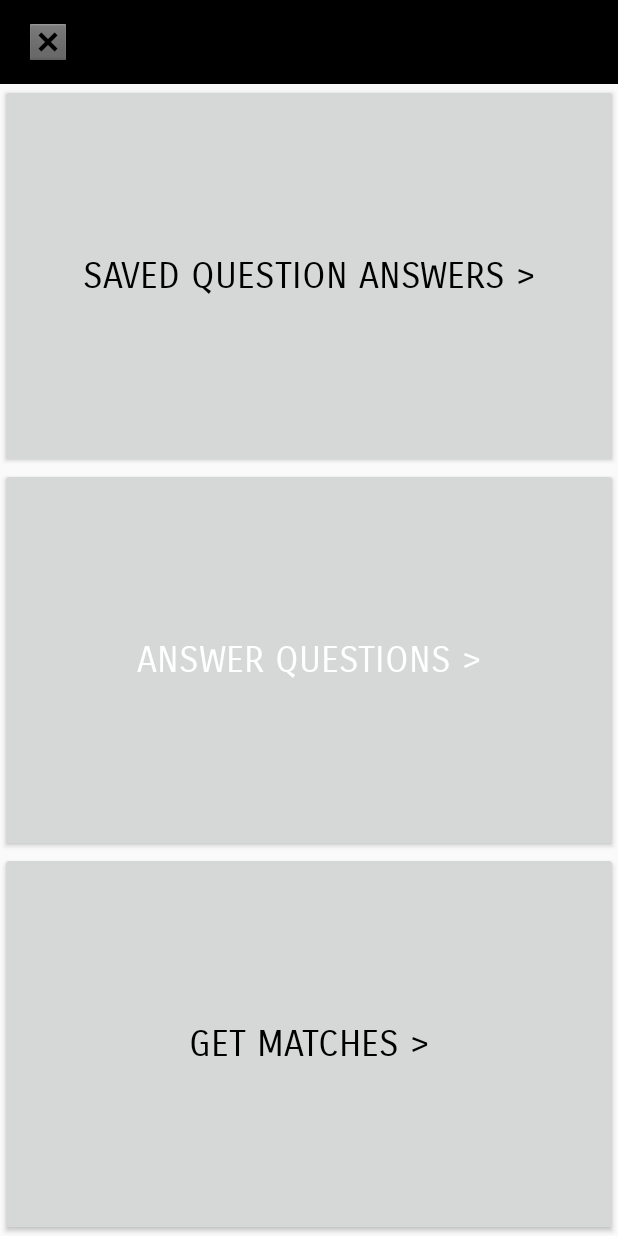
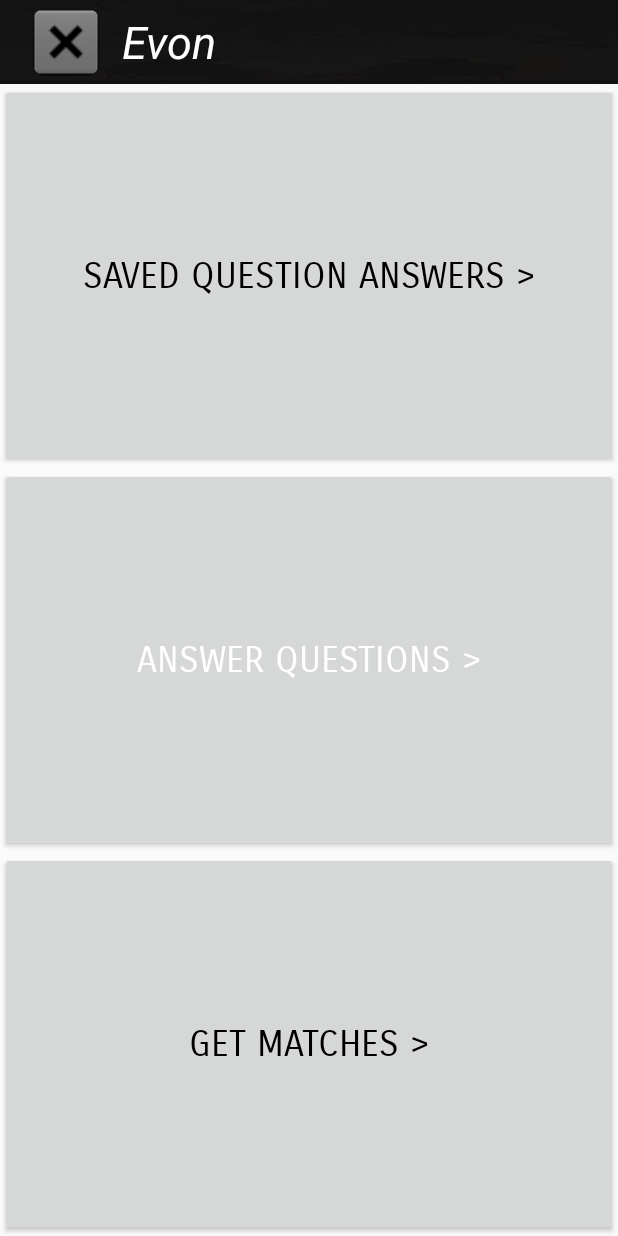
Before and after one commit to HuiWang1215/ChangeMyView, an Android app: the layout activity_home.xml on its own in the app's theme, with its tools: preview values and no code run, on a phone screen of 412 x 824 dp. Run offline under Robolectric (Android 15) with nearby library versions, the light colour scheme and no system bars.

Commit message:
updated UI

```diff
--- a/app/build.gradle
+++ b/app/build.gradle
@@ -34,6 +34,7 @@ dependencies {
     implementation 'com.google.firebase:firebase-database:19.1.0'
     implementation 'androidx.constraintlayout:constraintlayout:1.1.3'
     implementation 'de.hdodenhof:circleimageview:3.0.1'
+    implementation 'com.squareup.picasso:picasso:2.71828'
     testImplementation 'junit:junit:4.12'
     androidTestImplementation 'androidx.test:runner:1.1.1'
     androidTestImplementation 'androidx.test.espresso:espresso-core:3.1.1'
--- a/app/src/main/res/layout/activity_home.xml
+++ b/app/src/main/res/layout/activity_home.xml
@@ -10,25 +10,29 @@
     <androidx.appcompat.widget.Toolbar
         android:id="@+id/toolbar"
         android:layout_width="match_parent"
-        android:layout_height="wrap_content"
-        android:background="#000000"
+        android:layout_height="56dp"
+        android:background="@drawable/background_darker"
         android:minHeight="?attr/actionBarSize"
         android:theme="?attr/actionBarTheme">
 
-        <ImageView
+        <de.hdodenhof.circleimageview.CircleImageView
             android:id="@+id/profile"
-            android:layout_width="wrap_content"
-            android:layout_height="wrap_content"
+            android:layout_width="56dp"
+            android:layout_height="56dp"
+            android:layout_marginStart="10dp"
+            android:layout_marginLeft="10dp"
+            android:layout_marginTop="0dp"
             app:srcCompat="@android:drawable/btn_dialog" />
 
         <TextView
             android:id="@+id/username"
             android:layout_width="wrap_content"
             android:layout_height="wrap_content"
-            android:text=""
-            android:fontFamily="sans-serif-thin"
-            android:textSize="15dp"
-            android:textStyle="bold" />
+            android:layout_marginLeft="15dp"
+            android:text="Evon"
+            android:textColor="@color/common_google_signin_btn_text_dark"
+            android:textSize="30sp"
+            android:textStyle="italic" />
     </androidx.appcompat.widget.Toolbar>
 
     <Button
```
Also changed, not shown: app/src/main/AndroidManifest.xml (+16 -7 lines), app/src/main/java/com/group/changemyview/HomeActivity.kt (+10 -3 lines), app/src/main/java/com/group/changemyview/MainActivity.kt (+2 -5 lines), app/src/main/java/com/group/changemyview/QuestionActivity.kt (+23 -3 lines), app/src/main/java/com/group/changemyview/RegistrationActivity.kt (+10 -0 lines), app/src/main/res/menu/previous_next_question.xml (added, +10 -0 lines), app/src/main/res/menu/previous_question.xml (deleted, +0 -7 lines), 2 other files.
